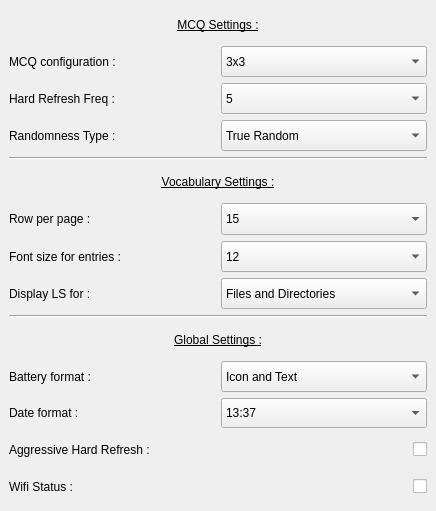
Old version of the form Src/Pages/AppSettingsPage.ui in the repository Aryetis/Obenkyobo.
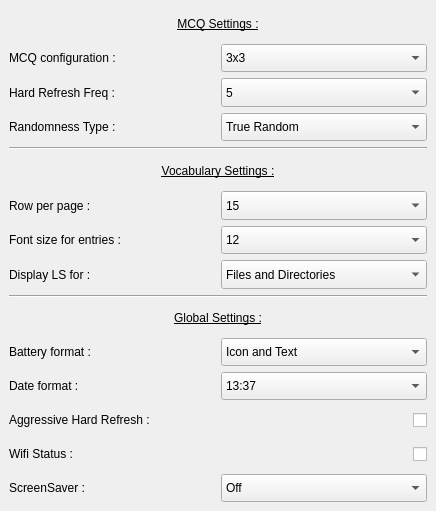
New version of the form.

Commit message: Adding ScreenSaver setting to keep learning even when asleep

```diff
--- a/Src/Pages/AppSettingsPage.ui
+++ b/Src/Pages/AppSettingsPage.ui
@@ -13,7 +13,7 @@
   <property name="windowTitle">
    <string>Form</string>
   </property>
-  <layout class="QVBoxLayout" name="verticalLayout" stretch="4,0,4,0,5">
+  <layout class="QVBoxLayout" name="verticalLayout" stretch="4,0,4,0,6">
    <property name="spacing">
     <number>6</number>
    </property>
@@ -435,10 +435,13 @@
     </widget>
    </item>
    <item>
-    <layout class="QVBoxLayout" name="GlobalSettings" stretch="1,1,1,1,1">
+    <layout class="QVBoxLayout" name="GlobalSettings" stretch="1,1,1,1,1,1">
      <property name="topMargin">
       <number>0</number>
      </property>
+     <property name="bottomMargin">
+      <number>0</number>
+     </property>
      <item>
       <widget class="QLabel" name="GlobalSettingsLabel">
        <property name="font">
@@ -573,7 +576,7 @@
       </layout>
      </item>
      <item>
-      <layout class="QHBoxLayout" name="WifiLayout" stretch="1,1">
+      <layout class="QHBoxLayout" name="WifiLayout" stretch="0,0">
        <property name="topMargin">
         <number>0</number>
        </property>
@@ -602,6 +605,48 @@
        </item>
       </layout>
      </item>
+     <item>
+      <layout class="QHBoxLayout" name="ScreenSaverLayout">
+       <property name="bottomMargin">
+        <number>0</number>
+       </property>
+       <item>
+        <widget class="QLabel" name="ScreenSaverLabel">
+         <property name="text">
+          <string>ScreenSaver :</string>
+         </property>
+        </widget>
+       </item>
+       <item>
+        <widget class="QComboBox" name="ScreenSaverDropdown">
+         <property name="sizePolicy">
+          <sizepolicy hsizetype="Preferred" vsizetype="Preferred">
+           <horstretch>0</horstretch>
+           <verstretch>0</verstretch>
+          </sizepolicy>
+         </property>
+         <property name="currentIndex">
+          <number>0</number>
+         </property>
+         <item>
+          <property name="text">
+           <string>Off</string>
+          </property>
+         </item>
+         <item>
+          <property name="text">
+           <string>On (Everywhere)</string>
+          </property>
+         </item>
+         <item>
+          <property name="text">
+           <string>On (Exc Vocab)</string>
+          </property>
+         </item>
+        </widget>
+       </item>
+      </layout>
+     </item>
     </layout>
    </item>
   </layout>
```
The commit also changes 8 other files.
